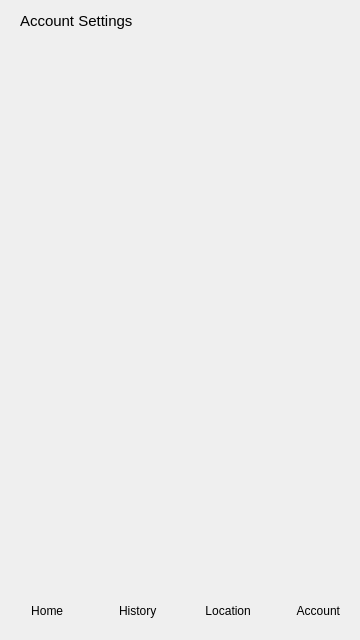
This is main.ui in Boondirek-Kanjanapongporn/E-DOCK as Qt 5 draws it before an edit. The edited form follows.
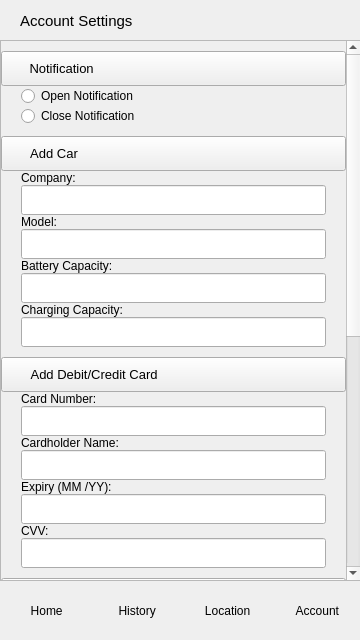
This is the edited form. The open tabs and pages were chosen to show the change. Icons and pictures are not drawn.

Commit message: [ADD] account setting buttons

Diff of the .ui file:
```diff
--- a/main.ui
+++ b/main.ui
@@ -1121,6 +1121,764 @@
          <string>Account Settings</string>
         </property>
        </widget>
+       <widget class="QScrollArea" name="accountScrollArea">
+        <property name="geometry">
+         <rect>
+          <x>0</x>
+          <y>40</y>
+          <width>361</width>
+          <height>541</height>
+         </rect>
+        </property>
+        <property name="sizePolicy">
+         <sizepolicy hsizetype="Expanding" vsizetype="Expanding">
+          <horstretch>0</horstretch>
+          <verstretch>0</verstretch>
+         </sizepolicy>
+        </property>
+        <property name="verticalScrollBarPolicy">
+         <enum>Qt::ScrollBarAsNeeded</enum>
+        </property>
+        <property name="widgetResizable">
+         <bool>true</bool>
+        </property>
+        <widget class="QWidget" name="scrollAreaWidgetContents_5">
+         <property name="geometry">
+          <rect>
+           <x>0</x>
+           <y>0</y>
+           <width>342</width>
+           <height>1183</height>
+          </rect>
+         </property>
+         <property name="sizePolicy">
+          <sizepolicy hsizetype="Preferred" vsizetype="Preferred">
+           <horstretch>0</horstretch>
+           <verstretch>0</verstretch>
+          </sizepolicy>
+         </property>
+         <property name="minimumSize">
+          <size>
+           <width>0</width>
+           <height>0</height>
+          </size>
+         </property>
+         <layout class="QFormLayout" name="formLayout_5">
+          <property name="horizontalSpacing">
+           <number>0</number>
+          </property>
+          <property name="verticalSpacing">
+           <number>0</number>
+          </property>
+          <property name="leftMargin">
+           <number>0</number>
+          </property>
+          <property name="topMargin">
+           <number>0</number>
+          </property>
+          <property name="rightMargin">
+           <number>0</number>
+          </property>
+          <property name="bottomMargin">
+           <number>0</number>
+          </property>
+          <item row="0" column="1">
+           <layout class="QVBoxLayout" name="accountVerticalLayout">
+            <property name="spacing">
+             <number>0</number>
+            </property>
+            <property name="leftMargin">
+             <number>0</number>
+            </property>
+            <property name="topMargin">
+             <number>10</number>
+            </property>
+            <property name="rightMargin">
+             <number>0</number>
+            </property>
+            <property name="bottomMargin">
+             <number>10</number>
+            </property>
+            <item>
+             <widget class="QPushButton" name="notificationPushButton">
+              <property name="minimumSize">
+               <size>
+                <width>0</width>
+                <height>35</height>
+               </size>
+              </property>
+              <property name="font">
+               <font>
+                <pointsize>10</pointsize>
+               </font>
+              </property>
+              <property name="cursor">
+               <cursorShape>PointingHandCursor</cursorShape>
+              </property>
+              <property name="tabletTracking">
+               <bool>false</bool>
+              </property>
+              <property name="layoutDirection">
+               <enum>Qt::RightToLeft</enum>
+              </property>
+              <property name="text">
+               <string>Notification                                                              </string>
+              </property>
+              <property name="icon">
+               <iconset>
+                <normaloff>images/right-arrow.png</normaloff>images/right-arrow.png</iconset>
+              </property>
+              <property name="iconSize">
+               <size>
+                <width>21</width>
+                <height>21</height>
+               </size>
+              </property>
+              <property name="autoExclusive">
+               <bool>false</bool>
+              </property>
+              <property name="autoDefault">
+               <bool>false</bool>
+              </property>
+              <property name="default">
+               <bool>false</bool>
+              </property>
+              <property name="flat">
+               <bool>false</bool>
+              </property>
+             </widget>
+            </item>
+            <item>
+             <layout class="QVBoxLayout" name="notificationVerticalLayout">
+              <property name="leftMargin">
+               <number>20</number>
+              </property>
+              <property name="rightMargin">
+               <number>20</number>
+              </property>
+              <item>
+               <widget class="QRadioButton" name="opennotificationRadioButton">
+                <property name="text">
+                 <string>Open Notification</string>
+                </property>
+               </widget>
+              </item>
+              <item>
+               <widget class="QRadioButton" name="closenotificationRadioButton">
+                <property name="text">
+                 <string>Close Notification</string>
+                </property>
+               </widget>
+              </item>
+              <item>
+               <spacer name="verticalSpacer_2">
+                <property name="orientation">
+                 <enum>Qt::Vertical</enum>
+                </property>
+                <property name="sizeType">
+                 <enum>QSizePolicy::Fixed</enum>
+                </property>
+                <property name="sizeHint" stdset="0">
+                 <size>
+                  <width>20</width>
+                  <height>10</height>
+                 </size>
+                </property>
+               </spacer>
+              </item>
+             </layout>
+            </item>
+            <item>
+             <widget class="QPushButton" name="addcarPushButton">
+              <property name="minimumSize">
+               <size>
+                <width>0</width>
+                <height>35</height>
+               </size>
+              </property>
+              <property name="font">
+               <font>
+                <pointsize>10</pointsize>
+               </font>
+              </property>
+              <property name="cursor">
+               <cursorShape>PointingHandCursor</cursorShape>
+              </property>
+              <property name="tabletTracking">
+               <bool>false</bool>
+              </property>
+              <property name="layoutDirection">
+               <enum>Qt::RightToLeft</enum>
+              </property>
+              <property name="text">
+               <string> Add Car                                                                   </string>
+              </property>
+              <property name="icon">
+               <iconset>
+                <normaloff>images/right-arrow.png</normaloff>images/right-arrow.png</iconset>
+              </property>
+              <property name="iconSize">
+               <size>
+                <width>21</width>
+                <height>21</height>
+               </size>
+              </property>
+              <property name="autoExclusive">
+               <bool>false</bool>
+              </property>
+              <property name="autoDefault">
+               <bool>false</bool>
+              </property>
+             </widget>
+            </item>
+            <item>
+             <layout class="QVBoxLayout" name="addcarVerticalLayout">
+              <property name="leftMargin">
+               <number>20</number>
+              </property>
+              <property name="rightMargin">
+               <number>20</number>
+              </property>
+              <item>
+               <widget class="QLabel" name="companyLabel">
+                <property name="text">
+                 <string>Company:</string>
+                </property>
+               </widget>
+              </item>
+              <item>
+               <widget class="QLineEdit" name="companyLineEdit">
+                <property name="minimumSize">
+                 <size>
+                  <width>0</width>
+                  <height>30</height>
+                 </size>
+                </property>
+               </widget>
+              </item>
+              <item>
+               <widget class="QLabel" name="modelLabel">
+                <property name="text">
+                 <string>Model:</string>
+                </property>
+               </widget>
+              </item>
+              <item>
+               <widget class="QLineEdit" name="modelLineEdit">
+                <property name="minimumSize">
+                 <size>
+                  <width>0</width>
+                  <height>30</height>
+                 </size>
+                </property>
+               </widget>
+              </item>
+              <item>
+               <widget class="QLabel" name="batterycapacityLabel">
+                <property name="text">
+                 <string>Battery Capacity:</string>
+                </property>
+               </widget>
+              </item>
+              <item>
+               <widget class="QLineEdit" name="batterycapacityLineEdit">
+                <property name="minimumSize">
+                 <size>
+                  <width>0</width>
+                  <height>30</height>
+                 </size>
+                </property>
+               </widget>
+              </item>
+              <item>
+               <widget class="QLabel" name="chargingcapacityLabel">
+                <property name="text">
+                 <string>Charging Capacity:</string>
+                </property>
+               </widget>
+              </item>
+              <item>
+               <widget class="QLineEdit" name="chargingcapacityLineEdit">
+                <property name="minimumSize">
+                 <size>
+                  <width>0</width>
+                  <height>30</height>
+                 </size>
+                </property>
+               </widget>
+              </item>
+              <item>
+               <spacer name="verticalSpacer_6">
+                <property name="orientation">
+                 <enum>Qt::Vertical</enum>
+                </property>
+                <property name="sizeType">
+                 <enum>QSizePolicy::Fixed</enum>
+                </property>
+                <property name="sizeHint" stdset="0">
+                 <size>
+                  <width>20</width>
+                  <height>10</height>
+                 </size>
+                </property>
+               </spacer>
+              </item>
+             </layout>
+            </item>
+            <item>
+             <widget class="QPushButton" name="adddebitcreditcardPushButton">
+              <property name="minimumSize">
+               <size>
+                <width>0</width>
+                <height>35</height>
+               </size>
+              </property>
+              <property name="font">
+               <font>
+                <pointsize>10</pointsize>
+               </font>
+              </property>
+              <property name="cursor">
+               <cursorShape>PointingHandCursor</cursorShape>
+              </property>
+              <property name="tabletTracking">
+               <bool>false</bool>
+              </property>
+              <property name="layoutDirection">
+               <enum>Qt::RightToLeft</enum>
+              </property>
+              <property name="text">
+               <string>Add Debit/Credit Card                                            </string>
+              </property>
+              <property name="icon">
+               <iconset>
+                <normaloff>images/right-arrow.png</normaloff>images/right-arrow.png</iconset>
+              </property>
+              <property name="iconSize">
+               <size>
+                <width>21</width>
+                <height>21</height>
+               </size>
+              </property>
+              <property name="autoExclusive">
+               <bool>false</bool>
+              </property>
+              <property name="autoDefault">
+               <bool>false</bool>
+              </property>
+             </widget>
+            </item>
+            <item>
+             <layout class="QVBoxLayout" name="addcarVerticalLayout_2">
+              <property name="leftMargin">
+               <number>20</number>
+              </property>
+              <property name="rightMargin">
+               <number>20</number>
+              </property>
+              <item>
+               <widget class="QLabel" name="cardnumberLabel">
+                <property name="text">
+                 <string>Card Number:</string>
+                </property>
+               </widget>
+              </item>
+              <item>
+               <widget class="QLineEdit" name="cardnumberLineEdit">
+                <property name="minimumSize">
+                 <size>
+                  <width>0</width>
+                  <height>30</height>
+                 </size>
+                </property>
+               </widget>
+              </item>
+              <item>
+               <widget class="QLabel" name="cardholdernameLabel">
+                <property name="text">
+                 <string>Cardholder Name:</string>
+                </property>
+               </widget>
+              </item>
+              <item>
+               <widget class="QLineEdit" name="cardholdernameLineEdit">
+                <property name="minimumSize">
+                 <size>
+                  <width>0</width>
+                  <height>30</height>
+                 </size>
+                </property>
+               </widget>
+              </item>
+              <item>
+               <widget class="QLabel" name="expiryLabel">
+                <property name="text">
+                 <string>Expiry (MM /YY):</string>
+                </property>
+               </widget>
+              </item>
+              <item>
+               <widget class="QLineEdit" name="expiryLineEdit">
+                <property name="minimumSize">
+                 <size>
+                  <width>0</width>
+                  <height>30</height>
+                 </size>
+                </property>
+               </widget>
+              </item>
+              <item>
+               <widget class="QLabel" name="cvvLabel">
+                <property name="text">
+                 <string>CVV:</string>
+                </property>
+               </widget>
+              </item>
+              <item>
+               <widget class="QLineEdit" name="cvvLineEdit">
+                <property name="minimumSize">
+                 <size>
+                  <width>0</width>
+                  <height>30</height>
+                 </size>
+                </property>
+               </widget>
+              </item>
+              <item>
+               <spacer name="verticalSpacer_7">
+                <property name="orientation">
+                 <enum>Qt::Vertical</enum>
+                </property>
+                <property name="sizeType">
+                 <enum>QSizePolicy::Fixed</enum>
+                </property>
+                <property name="sizeHint" stdset="0">
+                 <size>
+                  <width>20</width>
+                  <height>10</height>
+                 </size>
+                </property>
+               </spacer>
+              </item>
+             </layout>
+            </item>
+            <item>
+             <widget class="QPushButton" name="changeusernamePushButton">
+              <property name="minimumSize">
+               <size>
+                <width>0</width>
+                <height>35</height>
+               </size>
+              </property>
+              <property name="font">
+               <font>
+                <pointsize>10</pointsize>
+               </font>
+              </property>
+              <property name="cursor">
+               <cursorShape>PointingHandCursor</cursorShape>
+              </property>
+              <property name="layoutDirection">
+               <enum>Qt::RightToLeft</enum>
+              </property>
+              <property name="text">
+               <string>Change Username                                                   </string>
+              </property>
+              <property name="icon">
+               <iconset>
+                <normaloff>images/right-arrow.png</normaloff>images/right-arrow.png</iconset>
+              </property>
+              <property name="iconSize">
+               <size>
+                <width>21</width>
+                <height>21</height>
+               </size>
+              </property>
+             </widget>
+            </item>
+            <item>
+             <layout class="QVBoxLayout" name="changeusernameVerticalLayout">
+              <property name="leftMargin">
+               <number>20</number>
+              </property>
+              <property name="rightMargin">
+               <number>20</number>
+              </property>
+              <item>
+               <widget class="QLabel" name="newusernameLabel">
+                <property name="text">
+                 <string>New Username:</string>
+                </property>
+               </widget>
+              </item>
+              <item>
+               <widget class="QLineEdit" name="newusernameLineEdit">
+                <property name="minimumSize">
+                 <size>
+                  <width>0</width>
+                  <height>30</height>
+                 </size>
+                </property>
+               </widget>
+              </item>
+              <item>
+               <spacer name="verticalSpacer_3">
+                <property name="orientation">
+                 <enum>Qt::Vertical</enum>
+                </property>
+                <property name="sizeType">
+                 <enum>QSizePolicy::Fixed</enum>
+                </property>
+                <property name="sizeHint" stdset="0">
+                 <size>
+                  <width>20</width>
+                  <height>10</height>
+                 </size>
+                </property>
+               </spacer>
+              </item>
+             </layout>
+            </item>
+            <item>
+             <widget class="QPushButton" name="changepinPushButton">
+              <property name="minimumSize">
+               <size>
+                <width>0</width>
+                <height>35</height>
+               </size>
+              </property>
+              <property name="font">
+               <font>
+                <pointsize>10</pointsize>
+               </font>
+              </property>
+              <property name="cursor">
+               <cursorShape>PointingHandCursor</cursorShape>
+              </property>
+              <property name="layoutDirection">
+               <enum>Qt::RightToLeft</enum>
+              </property>
+              <property name="text">
+               <string>Change Pin                                                              </string>
+              </property>
+              <property name="icon">
+               <iconset>
+                <normaloff>images/right-arrow.png</normaloff>images/right-arrow.png</iconset>
+              </property>
+              <property name="iconSize">
+               <size>
+                <width>21</width>
+                <height>21</height>
+               </size>
+              </property>
+             </widget>
+            </item>
+            <item>
+             <layout class="QVBoxLayout" name="changepinVerticalLayout">
+              <property name="leftMargin">
+               <number>20</number>
+              </property>
+              <property name="rightMargin">
+               <number>20</number>
+              </property>
+              <item>
+               <widget class="QLabel" name="newpinLabel">
+                <property name="text">
+                 <string>New Pin:</string>
+                </property>
+               </widget>
+              </item>
+              <item>
+               <widget class="QLineEdit" name="newpinLineEdit">
+                <property name="minimumSize">
+                 <size>
+                  <width>0</width>
+                  <height>30</height>
+                 </size>
+                </property>
+               </widget>
+              </item>
+              <item>
+               <widget class="QLabel" name="confirmpinLabel">
+                <property name="text">
+                 <string>Confirm Pin:</string>
+                </property>
+               </widget>
+              </item>
+              <item>
+               <widget class="QLineEdit" name="confirmpinLineEdit">
+                <property name="minimumSize">
+                 <size>
+                  <width>0</width>
+                  <height>30</height>
+                 </size>
+                </property>
+               </widget>
+              </item>
+              <item>
+               <spacer name="verticalSpacer_5">
+                <property name="orientation">
+                 <enum>Qt::Vertical</enum>
+                </property>
+                <property name="sizeType">
+                 <enum>QSizePolicy::Fixed</enum>
+                </property>
+                <property name="sizeHint" stdset="0">
+                 <size>
+                  <width>20</width>
+                  <height>10</height>
+                 </size>
+                </property>
+               </spacer>
+              </item>
+             </layout>
+            </item>
+            <item>
+             <widget class="QPushButton" name="changepasswordPushButton">
+              <property name="minimumSize">
+               <size>
+                <width>0</width>
+                <height>35</height>
+               </size>
+              </property>
+              <property name="font">
+               <font>
+                <pointsize>10</pointsize>
+               </font>
+              </property>
+              <property name="cursor">
+               <cursorShape>PointingHandCursor</cursorShape>
+              </property>
+              <property name="layoutDirection">
+               <enum>Qt::RightToLeft</enum>
+              </property>
+              <property name="text">
+               <string>Change Password                                                    </string>
+              </property>
+              <property name="icon">
+               <iconset>
+                <normaloff>images/right-arrow.png</normaloff>images/right-arrow.png</iconset>
+              </property>
+              <property name="iconSize">
+               <size>
+                <width>21</width>
+                <height>21</height>
+               </size>
+              </property>
+             </widget>
+            </item>
+            <item>
+             <layout class="QVBoxLayout" name="changepasswordVerticalLayout">
+              <property name="leftMargin">
+               <number>20</number>
+              </property>
+              <property name="rightMargin">
+               <number>20</number>
+              </property>
+              <item>
+               <widget class="QLabel" name="newpasswordLabel">
+                <property name="text">
+                 <string>New Password:</string>
+                </property>
+               </widget>
+              </item>
+              <item>
+               <widget class="QLineEdit" name="newpasswordLineEdit">
+                <property name="minimumSize">
+                 <size>
+                  <width>0</width>
+                  <height>30</height>
+                 </size>
+                </property>
+               </widget>
+              </item>
+              <item>
+               <widget class="QLabel" name="confirmpasswordLabel">
+                <property name="text">
+                 <string>Confirm Password:</string>
+                </property>
+               </widget>
+              </item>
+              <item>
+               <widget class="QLineEdit" name="confirmpasswordLineEdit">
+                <property name="minimumSize">
+                 <size>
+                  <width>0</width>
+                  <height>30</height>
+                 </size>
+                </property>
+               </widget>
+              </item>
+              <item>
+               <spacer name="verticalSpacer_4">
+                <property name="orientation">
+                 <enum>Qt::Vertical</enum>
+                </property>
+                <property name="sizeType">
+                 <enum>QSizePolicy::Fixed</enum>
+                </property>
+                <property name="sizeHint" stdset="0">
+                 <size>
+                  <width>20</width>
+                  <height>10</height>
+                 </size>
+                </property>
+               </spacer>
+              </item>
+             </layout>
+            </item>
+            <item>
+             <layout class="QHBoxLayout" name="logoutHorizontalLayout">
+              <property name="leftMargin">
+               <number>100</number>
+              </property>
+              <property name="topMargin">
+               <number>20</number>
+              </property>
+              <property name="rightMargin">
+               <number>100</number>
+              </property>
+              <property name="bottomMargin">
+               <number>20</number>
+              </property>
+              <item>
+               <widget class="QPushButton" name="logoutPushButton">
+                <property name="minimumSize">
+                 <size>
+                  <width>0</width>
+                  <height>35</height>
+                 </size>
+                </property>
+                <property name="font">
+                 <font>
+                  <pointsize>11</pointsize>
+                 </font>
+                </property>
+                <property name="text">
+                 <string>Logout</string>
+                </property>
+               </widget>
+              </item>
+             </layout>
+            </item>
+            <item>
+             <spacer name="accountVerticalSpacer">
+              <property name="orientation">
+               <enum>Qt::Vertical</enum>
+              </property>
+              <property name="sizeHint" stdset="0">
+               <size>
+                <width>20</width>
+                <height>40</height>
+               </size>
+              </property>
+             </spacer>
+            </item>
+           </layout>
+          </item>
+         </layout>
+        </widget>
+       </widget>
       </widget>
      </widget>
     </item>
@@ -1131,7 +1889,7 @@
     <rect>
      <x>0</x>
      <y>580</y>
-     <width>362</width>
+     <width>361</width>
      <height>61</height>
     </rect>
    </property>
```
Left out of the diff: 73 changed lines with no effect on the pictures. The commit also changes 1 other file.
